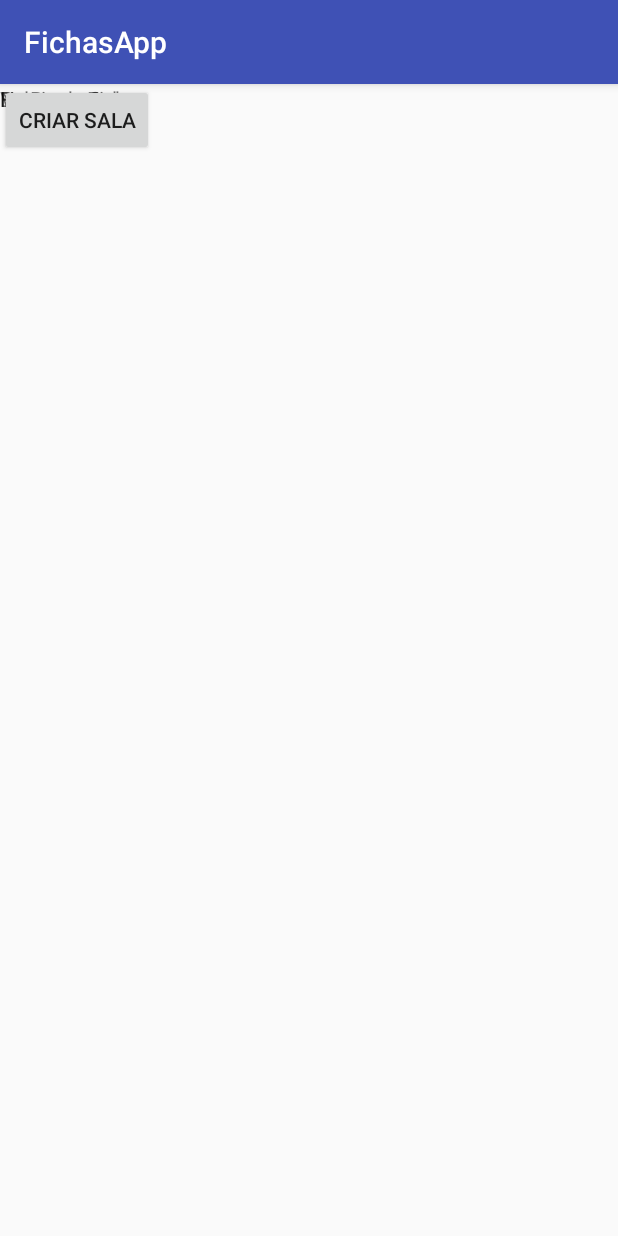
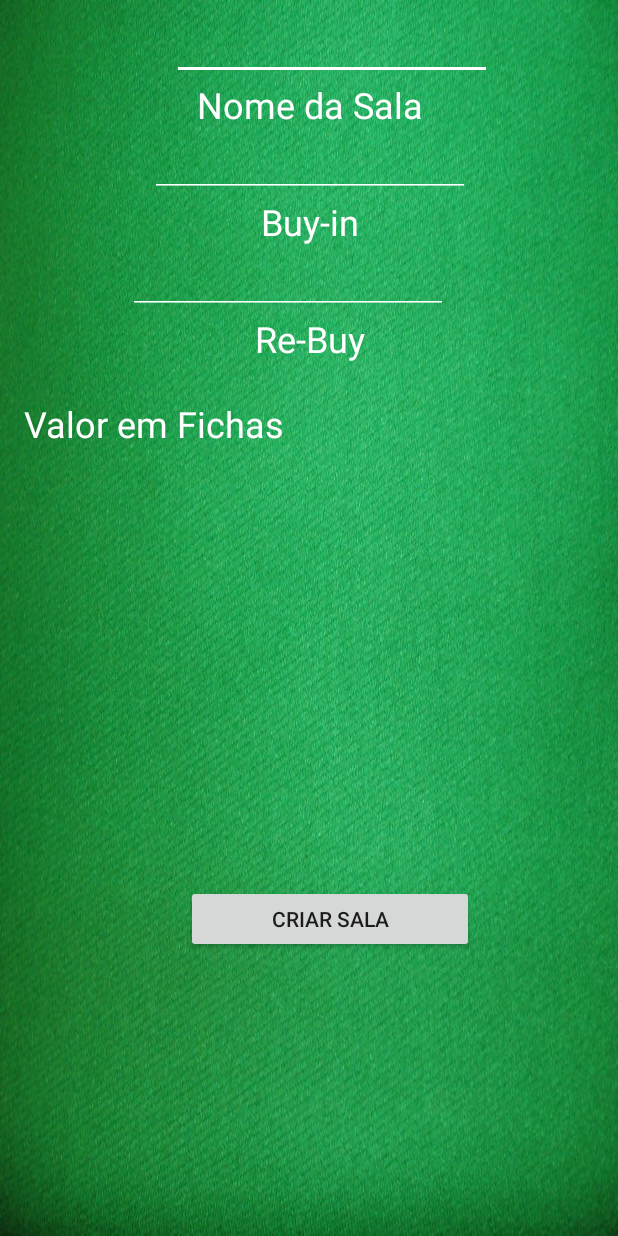
Before and after one commit to brunomazzardo/hackaages-ficas, an Android app: the configuracaoSalaActivity screen opened directly, with no data from a screen before it, on a phone screen of 412 x 824 dp. Run offline under Robolectric (Android 15) with nearby library versions, the phone set to English and light mode, and no system bars.

Commit message:
Tela de de configuração de sala update

```diff
--- a/FichasApp/app/src/main/java/ages/hacka/fichasapp/configuracaoSalaActivity.java
+++ b/FichasApp/app/src/main/java/ages/hacka/fichasapp/configuracaoSalaActivity.java
@@ -8,6 +8,7 @@ public class configuracaoSalaActivity extends AppCompatActivity {
     @Override
     protected void onCreate(Bundle savedInstanceState) {
         super.onCreate(savedInstanceState);
+        getSupportActionBar().hide();
         setContentView(R.layout.activity_configuracao_sala);
     }
 }
--- a/FichasApp/app/src/main/res/layout/activity_configuracao_sala.xml
+++ b/FichasApp/app/src/main/res/layout/activity_configuracao_sala.xml
@@ -4,46 +4,129 @@
     xmlns:tools="http://schemas.android.com/tools"
     android:layout_width="match_parent"
     android:layout_height="match_parent"
-    tools:context="ages.hacka.fichasapp.configuracaoSalaActivity">
+    tools:context="ages.hacka.fichasapp.configuracaoSalaActivity"
+    android:background="@drawable/pano_mesa">
 
     <TextView
         android:id="@+id/nomeSala"
         android:layout_width="wrap_content"
         android:layout_height="wrap_content"
+        android:layout_marginEnd="117dp"
+        android:layout_marginStart="118dp"
         android:text="Nome da Sala"
-        tools:layout_editor_absoluteX="16dp"
-        tools:layout_editor_absoluteY="16dp" />
+        android:textColor="@android:color/white"
+        android:textSize="24sp"
+        app:layout_constraintEnd_toEndOf="parent"
+        app:layout_constraintStart_toStartOf="parent"
+        app:layout_constraintTop_toBottomOf="@+id/nomeSalaInput" />
 
     <TextView
         android:id="@+id/buyIn"
         android:layout_width="wrap_content"
         android:layout_height="wrap_content"
+        android:layout_marginEnd="159dp"
+        android:layout_marginStart="160dp"
         android:text="Buy-in"
-        tools:layout_editor_absoluteX="16dp"
-        tools:layout_editor_absoluteY="53dp" />
+        android:textColor="@android:color/white"
+        android:textSize="24sp"
+        app:layout_constraintEnd_toEndOf="parent"
+        app:layout_constraintStart_toStartOf="parent"
+        app:layout_constraintTop_toBottomOf="@+id/buyInInput" />
 
     <TextView
         android:id="@+id/reBuy"
         android:layout_width="wrap_content"
         android:layout_height="wrap_content"
+        android:layout_marginEnd="155dp"
+        android:layout_marginStart="156dp"
         android:text="Re-Buy"
-        tools:layout_editor_absoluteX="16dp"
-        tools:layout_editor_absoluteY="90dp" />
+        android:textColor="@android:color/white"
+        android:textSize="24sp"
+        app:layout_constraintEnd_toEndOf="parent"
+        app:layout_constraintStart_toStartOf="parent"
+        app:layout_constraintTop_toBottomOf="@+id/reBuyInput" />
 
     <Button
         android:id="@+id/criarSalaBtn"
-        android:layout_width="wrap_content"
-        android:layout_height="wrap_content"
+        android:layout_width="192dp"
+        android:layout_height="45dp"
+        android:layout_marginBottom="46dp"
+        android:layout_marginEnd="96dp"
+        android:layout_marginStart="96dp"
+        android:layout_marginTop="50dp"
         android:text="Criar Sala"
-        tools:layout_editor_absoluteX="148dp"
-        tools:layout_editor_absoluteY="414dp" />
+        app:layout_constraintBottom_toBottomOf="parent"
+        app:layout_constraintEnd_toEndOf="parent"
+        app:layout_constraintHorizontal_bias="1.0"
+        app:layout_constraintStart_toStartOf="parent"
+        app:layout_constraintTop_toBottomOf="@+id/radioGroup" />
 
     <TextView
         android:id="@+id/valorFichas"
         android:layout_width="wrap_content"
         android:layout_height="wrap_content"
+        android:layout_marginEnd="196dp"
+        android:layout_marginStart="16dp"
+        android:layout_marginTop="24dp"
         android:text="Valor em Fichas"
-        tools:layout_editor_absoluteX="16dp"
-        tools:layout_editor_absoluteY="128dp" />
+        android:textColor="@android:color/white"
+        android:textSize="24sp"
+        app:layout_constraintEnd_toEndOf="parent"
+        app:layout_constraintHorizontal_bias="0.0"
+        app:layout_constraintStart_toStartOf="parent"
+        app:layout_constraintTop_toBottomOf="@+id/reBuy" />
+
+    <EditText
+        android:id="@+id/nomeSalaInput"
+        android:layout_width="wrap_content"
+        android:layout_height="wrap_content"
+        android:layout_marginEnd="84dp"
+        android:layout_marginStart="85dp"
+        android:layout_marginTop="8dp"
+        android:backgroundTint="@android:color/white"
+        android:ems="10"
+        android:inputType="textPersonName"
+        app:layout_constraintEnd_toEndOf="parent"
+        app:layout_constraintHorizontal_bias="1.0"
+        app:layout_constraintStart_toStartOf="parent"
+        app:layout_constraintTop_toTopOf="parent" />
+
+    <EditText
+        android:id="@+id/buyInInput"
+        android:layout_width="wrap_content"
+        android:layout_height="wrap_content"
+        android:layout_marginEnd="84dp"
+        android:layout_marginStart="85dp"
+        android:backgroundTint="@android:color/white"
+        android:ems="10"
+        android:inputType="number"
+        app:layout_constraintEnd_toEndOf="parent"
+        app:layout_constraintStart_toStartOf="parent"
+        app:layout_constraintTop_toBottomOf="@+id/nomeSala" />
+
+    <EditText
+        android:id="@+id/reBuyInput"
+        android:layout_width="wrap_content"
+        android:layout_height="wrap_content"
+        android:layout_marginEnd="84dp"
+        android:layout_marginStart="85dp"
+        android:backgroundTint="@android:color/white"
+        android:ems="10"
+        android:inputType="number"
+        app:layout_constraintEnd_toEndOf="parent"
+        app:layout_constraintHorizontal_bias="0.0"
+        app:layout_constraintStart_toStartOf="parent"
+        app:layout_constraintTop_toBottomOf="@+id/buyIn" />
+
+    <RadioGroup
+        android:id="@+id/radioGroup"
+        android:layout_width="332dp"
+        android:layout_height="90dp"
+        android:layout_marginEnd="10dp"
+        android:layout_marginStart="42dp"
+        android:layout_marginTop="8dp"
+        app:layout_constraintEnd_toEndOf="parent"
+        app:layout_constraintStart_toStartOf="parent"
+        app:layout_constraintTop_toBottomOf="@+id/valorFichas" />
 
 </android.support.constraint.ConstraintLayout>
```
